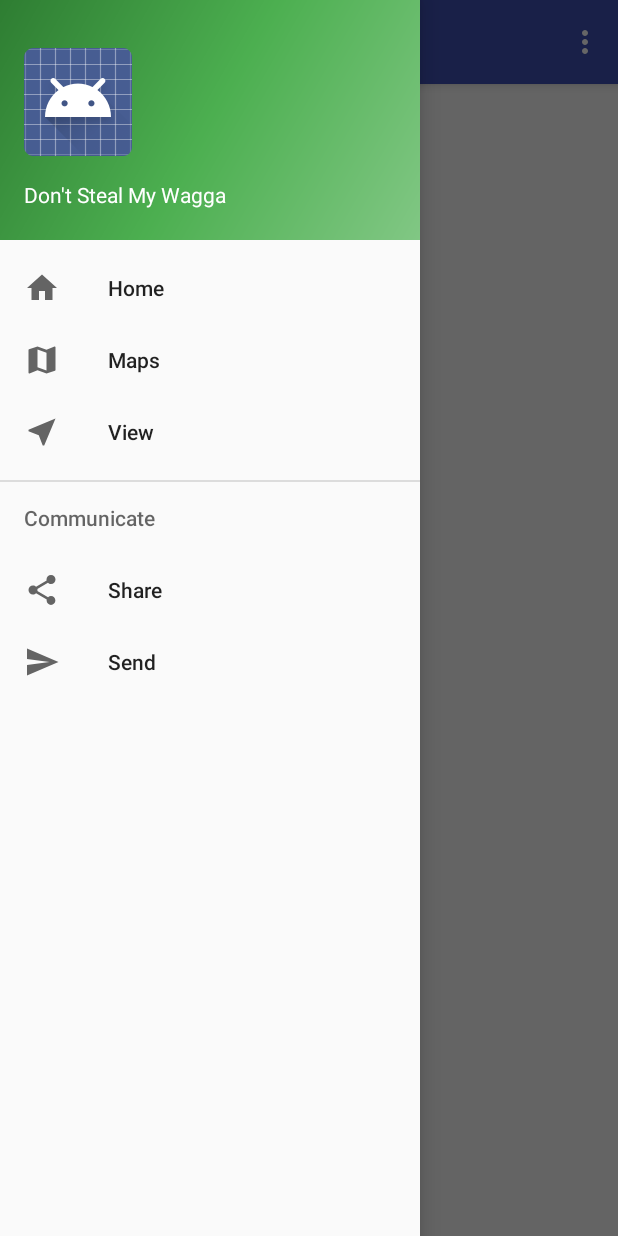
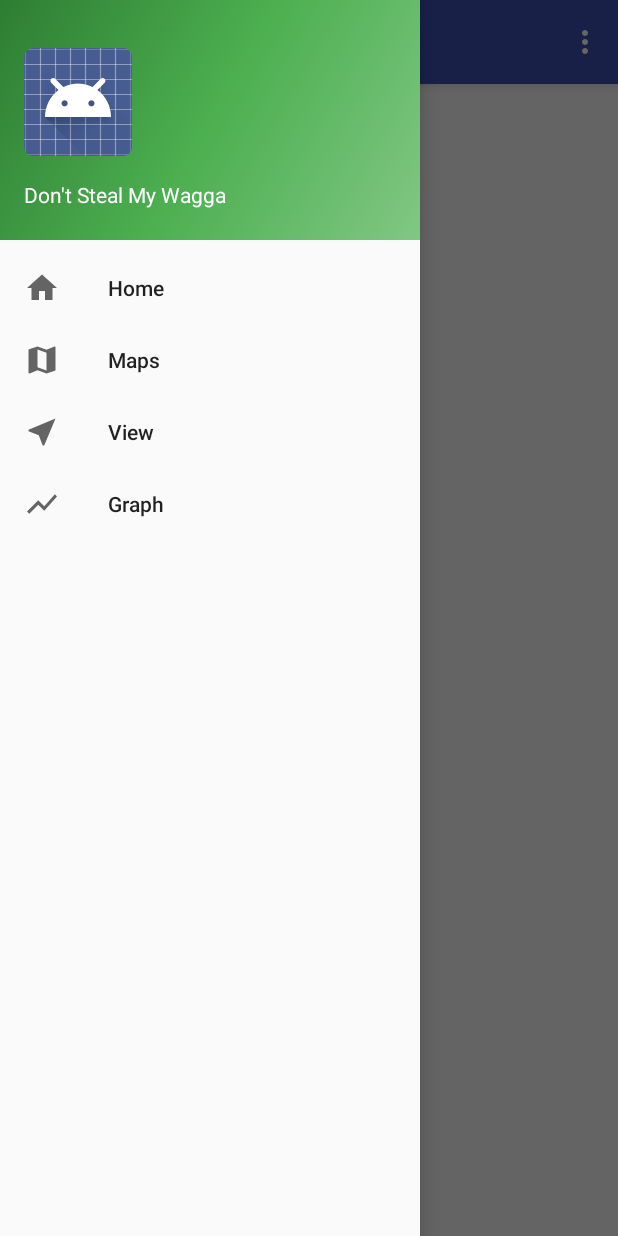
Before and after one commit to sanderbakker/INFPRJ03, an Android app: the fragment RecycleFrame placed in its activity, with the side drawer open, on a phone screen of 412 x 824 dp. Run offline under Robolectric (Android 15) with nearby library versions, the light colour scheme and no system bars; our stand-ins replace Volley; network calls fail.

Commit message:
Updated app
- New API
- Recyclerview contains information
- Added separate menu for Recyclerview
- Garages can be sorted on name

```diff
--- a/App/app/src/main/java/com/example/sander/app/GoogleMaps.java
+++ b/App/app/src/main/java/com/example/sander/app/GoogleMaps.java
@@ -40,6 +40,8 @@ import org.json.JSONException;
 import org.json.JSONObject;
 
 import java.util.ArrayList;
+import java.util.Collection;
+import java.util.Collections;
 import java.util.List;
 import java.util.Locale;
 
@@ -48,6 +50,7 @@ public class GoogleMaps extends Fragment implements OnMapReadyCallback {
     ArrayList<String> list = new ArrayList<>();
     ArrayList<Double> latitude = new ArrayList<>();
     ArrayList<Double> longitude = new ArrayList<>();
+
     public GoogleMaps(){
 
     }
@@ -94,6 +97,7 @@ public class GoogleMaps extends Fragment implements OnMapReadyCallback {
                                 list.add(jsonObject.getString("parkgarage_name"));
                                 longitude.add(jsonObject.getDouble("langitude"));
                                 latitude.add(jsonObject.getDouble("longitude"));
+
                             }
                         }  catch (JSONException ex){}
                         for(Integer i = 0; i < list.size(); i++){
--- a/App/app/src/main/java/com/example/sander/app/RecycleFrame.java
+++ b/App/app/src/main/java/com/example/sander/app/RecycleFrame.java
@@ -1,11 +1,16 @@
 package com.example.sander.app;
 
 import android.app.Fragment;
+import android.app.FragmentTransaction;
+import android.content.Intent;
 import android.os.Bundle;
 import android.support.v7.widget.CardView;
 import android.support.v7.widget.LinearLayoutManager;
 import android.support.v7.widget.RecyclerView;
 import android.view.LayoutInflater;
+import android.view.Menu;
+import android.view.MenuInflater;
+import android.view.MenuItem;
 import android.view.View;
 import android.view.ViewGroup;
 import android.widget.FrameLayout;
@@ -23,6 +28,7 @@ import org.json.JSONException;
 import org.json.JSONObject;
 
 import java.util.ArrayList;
+import java.util.Collections;
 import java.util.List;
 
 /**
@@ -31,6 +37,11 @@ import java.util.List;
 
 public class RecycleFrame extends Fragment {
     ArrayList<String> names = new ArrayList<>();
+    ArrayList<String> cPoints = new ArrayList<>();
+    ArrayList<String> code = new ArrayList<>();
+    ArrayList<String> latitude = new ArrayList<>();
+    ArrayList<String> longitude = new ArrayList<>();
+    boolean check = false;
     public RecycleFrame() {
         // Required empty public constructor
     }
@@ -42,8 +53,36 @@ public class RecycleFrame extends Fragment {
 
 
     @Override
+    public void onCreateOptionsMenu(Menu menu, MenuInflater inflater) {
+        inflater.inflate(R.menu.fragment_view, menu);
+        super.onCreateOptionsMenu(menu,inflater);
+    }
+    @Override
+    public boolean onOptionsItemSelected(MenuItem item) {
+        Integer id = item.getItemId();
+        if(id == R.id.action_A_Z){
+            //Sorts the garages from A to Z
+            Collections.sort(names);
+            //Refreshes the fragment
+            FragmentTransaction transaction = getFragmentManager().beginTransaction();
+            transaction.detach(this).attach(this).commit();
+            return true;
+        }
+        else if(id == R.id.action_Z_A){
+            //Sorts the garages from Z to A
+            Collections.reverse(names);
+            //Refreshes the fragment
+            FragmentTransaction transaction = getFragmentManager().beginTransaction();
+            transaction.detach(this).attach(this).commit();
+            return true;
+        }
+        return super.onOptionsItemSelected(item);
+        }
+
+    @Override
     public View onCreateView(LayoutInflater inflater, ViewGroup container,
                              Bundle savedInstanceState) {
+        setHasOptionsMenu(true);
         // Inflate the layout for this fragment
         View view = inflater.inflate(R.layout.fragment_recycle, container, false);
         final RecyclerView VRecyclerView = (RecyclerView) view.findViewById(R.id.rv_recycler_view);
@@ -57,15 +96,21 @@ public class RecycleFrame extends Fragment {
                         try{
                             JSONObject o = new JSONObject(response);
                             JSONArray values=o.getJSONArray("");
-                            for ( int i=0; i< values.length(); i++) {
-                                JSONObject jsonObject = values.getJSONObject(i);
-                                names.add(jsonObject.getString("parkgarage_name"));
+                            if(names.size() == 0) {
+                                for (int i = 0; i < values.length(); i++) {
 
+                                    JSONObject jsonObject = values.getJSONObject(i);
+                                    names.add(jsonObject.getString("parkgarage_name"));
+                                    cPoints.add(jsonObject.getString("charging_capacity"));
+                                    code.add(jsonObject.getString("parkgarage_code"));
+                                    latitude.add(jsonObject.getString("langitude"));
+                                    longitude.add(jsonObject.getString("longitude"));
 
+                                }
                             }
                         }  catch (JSONException ex){}
                         VRecyclerView.setHasFixedSize(true);
-                        RecycleAdapter adapter = new RecycleAdapter(names);
+                        RecycleAdapter adapter = new RecycleAdapter(names, cPoints, code, latitude, longitude);
                         VRecyclerView.setAdapter(adapter);
                         LinearLayoutManager llm = new LinearLayoutManager(getActivity());
                         VRecyclerView.setLayoutManager(llm);
--- /dev/null
+++ b/App/app/src/main/res/drawable/ic_show_chart_black_24dp.xml
@@ -0,0 +1,9 @@
+<vector xmlns:android="http://schemas.android.com/apk/res/android"
+        android:width="24dp"
+        android:height="24dp"
+        android:viewportWidth="24.0"
+        android:viewportHeight="24.0">
+    <path
+        android:fillColor="#FF000000"
+        android:pathData="M3.5,18.49l6,-6.01 4,4L22,6.92l-1.41,-1.41 -7.09,7.97 -4,-4L2,16.99z"/>
+</vector>
--- a/App/app/src/main/res/layout/fragment_recycle.xml
+++ b/App/app/src/main/res/layout/fragment_recycle.xml
@@ -10,6 +10,7 @@
             android:layout_width="match_parent"
             android:layout_height="match_parent">
         </android.support.v7.widget.RecyclerView>
+
     </FrameLayout>
 
 
--- a/App/app/src/main/res/menu/activity_main_drawer.xml
+++ b/App/app/src/main/res/menu/activity_main_drawer.xml
@@ -15,19 +15,11 @@
             android:icon="@drawable/ic_near_me_black_24dp"
             android:title="View"
         />
+        <item
+            android:id="@+id/nav_graph"
+            android:icon="@drawable/ic_show_chart_black_24dp"
+            android:title="Graph"
+            />
     </group>
 
-    <item android:title="Communicate">
-        <menu>
-            <item
-                android:id="@+id/nav_share"
-                android:icon="@drawable/ic_menu_share"
-                android:title="Share" />
-            <item
-                android:id="@+id/nav_send"
-                android:icon="@drawable/ic_menu_send"
-                android:title="Send" />
-        </menu>
-    </item>
-
 </menu>
--- /dev/null
+++ b/App/app/src/main/res/menu/fragment_view.xml
@@ -0,0 +1,14 @@
+<?xml version="1.0" encoding="utf-8"?>
+<menu xmlns:android="http://schemas.android.com/apk/res/android"
+    xmlns:app="http://schemas.android.com/apk/res-auto">
+    <item
+        android:id="@+id/action_A_Z"
+        android:orderInCategory="100"
+        android:title="A-Z"
+        app:showAsAction="never"/>
+    <item
+        android:id="@+id/action_Z_A"
+        android:orderInCategory="100"
+        android:title="Z-A"
+        app:showAsAction="never" />
+</menu>
```
Also changed, not shown: App/app/src/main/java/com/example/sander/app/MainActivity.java (+3 -5 lines), App/app/src/main/java/com/example/sander/app/RecycleAdapter.java (+32 -13 lines), App/app/src/main/res/layout/fragment_card_view.xml (+40 -8 lines).
